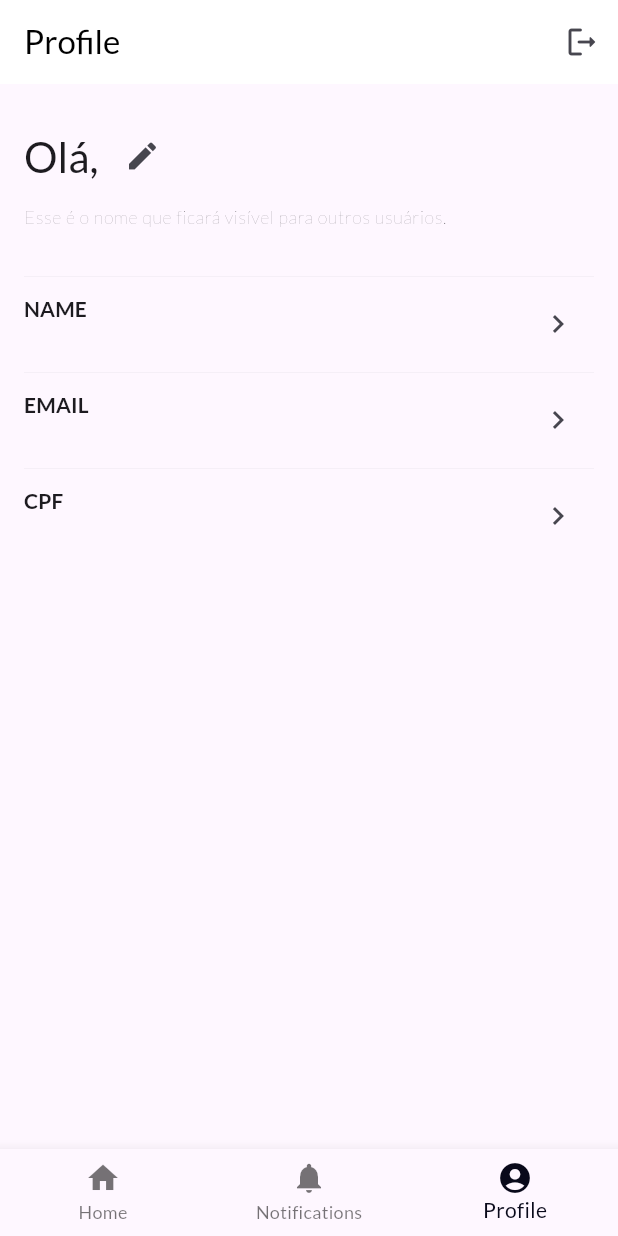
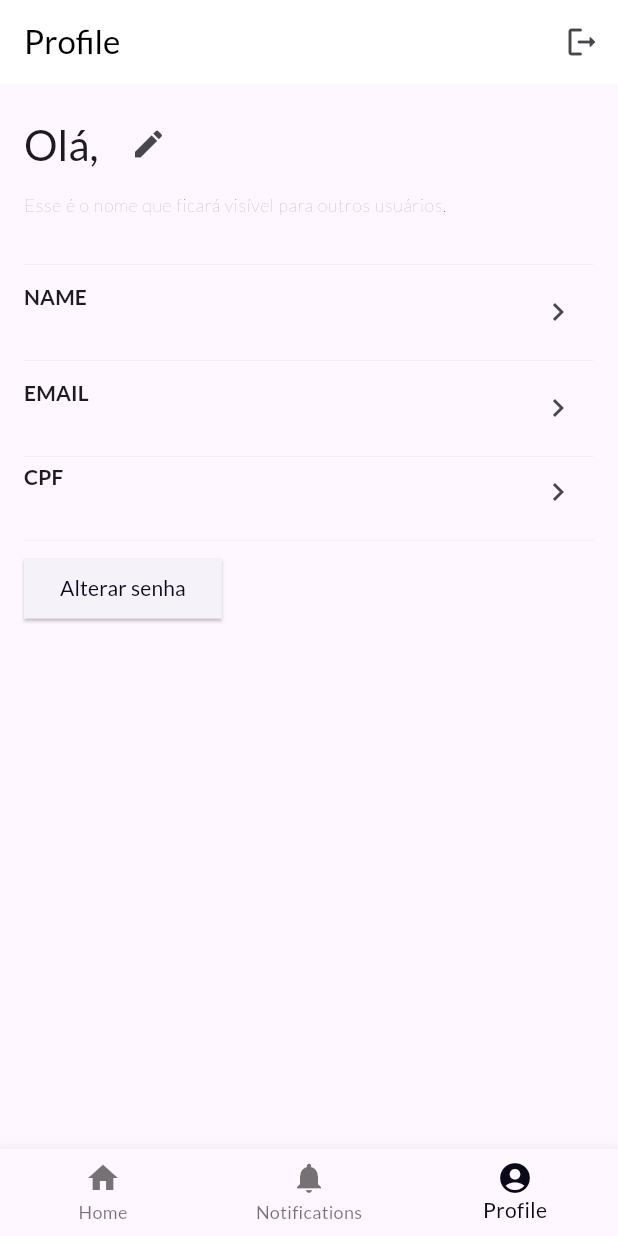
Before and after one commit to cesarfreitax/alerta_criminal, a Flutter app: the screen it shows once a user with an empty profile is signed in, item 3 of the bottom bar chosen, on a phone screen of 412 x 824 dp. Run offline on Flutter 3.47's test engine with Material 3 defaults, Android fonts, the phone set to English and light mode, and no system bars; drawn by our look-alikes of skeletonizer; our stand-ins replace cloud_firestore, email_validator, envied, firebase_auth, firebase_core, firebase_storage and 6 more; missing offline and left inert: validadores; accounts and stored records are empty; generated files the repository leaves out were written again.

Commit message:
add skeletize library

```diff
--- a/lib/features/home/widgets/crime_details_widget.dart
+++ b/lib/features/home/widgets/crime_details_widget.dart
@@ -34,7 +34,7 @@
         ),
         elevation: 20,
         child: Row(
-          spacing: 6,
+          // spacing: 6,
           children: [
             if (crime.imageUrl.isNotEmpty)
               ClipRRect(
@@ -53,6 +53,7 @@
                   ),
                 ),
               ),
+            const SizedBox(width: 6,),
             Expanded(
               child: Padding(
                 padding: const EdgeInsets.symmetric(vertical: 8, horizontal: 8),
--- a/lib/features/profile/screens/profile_screen.dart
+++ b/lib/features/profile/screens/profile_screen.dart
@@ -1,9 +1,13 @@
 import 'package:alerta_criminal/core/di/dependency_injection.dart';
 import 'package:alerta_criminal/core/providers/user_notifier.dart';
+import 'package:alerta_criminal/core/utils/auth_util.dart';
+import 'package:alerta_criminal/core/utils/message_util.dart';
+import 'package:alerta_criminal/core/utils/string_util.dart';
 import 'package:alerta_criminal/core/widgets/divisor_widget.dart';
 import 'package:alerta_criminal/features/profile/widgets/user_profile_label_widget.dart';
 import 'package:flutter/material.dart';
 import 'package:flutter_riverpod/flutter_riverpod.dart';
+import 'package:skeletonizer/skeletonizer.dart';
 
 final _userDataUseCase = DependencyInjection.userDataUseCase;
 
@@ -12,37 +16,39 @@
 
   @override
   Widget build(BuildContext context, WidgetRef ref) {
-
-
     final user = ref.watch(userProvider);
 
-    return user != null ? FutureBuilder(future: _userDataUseCase.getUserData(user.uid), builder: (context, snapshot) {
-
+    return user != null
+        ? FutureBuilder(
+            future: _userDataUseCase.getUserData(user.uid),
+            builder: (context, snapshot) {
               if (snapshot.connectionState == ConnectionState.waiting) {
-        return const Center(child: CircularProgressIndicator());
-      } else if (snapshot.hasError) {
-        return const Center(child: Text('Error loading user data.'));
+                return const SizedBox();
+              } if (snapshot.hasError) {
+                showSnackBarError(getStrings(context).couldNotGetUserDataErrorMessage, context);
               } else if (!snapshot.hasData || snapshot.data == null) {
-        return const Center(child: Text('User data not found.'));
+                showSnackBarError(getStrings(context).userNotFoundMessage, context);
               }
 
               final userData = snapshot.data;
 
-      return Padding(
-        padding: const EdgeInsets.symmetric(horizontal: 16, vertical: 8),
+              return Skeletonizer(
+                enabled: !snapshot.hasData,
+                child: Padding(
+                  padding:
+                      const EdgeInsets.symmetric(horizontal: 16, vertical: 8),
                   child: Column(
                     crossAxisAlignment: CrossAxisAlignment.start,
-          spacing: 8,
+                    // spacing: 8,
                     children: [
-            const SizedBox(
-              height: 8,
-            ),
+                      const SizedBox(height: 8),
                       Row(
                         children: [
                           Text(
                             "Olá, ",
                             style: Theme.of(context).textTheme.headlineMedium,
                           ),
+                          const SizedBox(width: 4,),
                           Text(
                             userData!.nickname,
                             style: Theme.of(context)
@@ -50,9 +56,11 @@
                                 .headlineLarge!
                                 .copyWith(fontWeight: FontWeight.bold),
                           ),
-                IconButton(onPressed: () {}, icon: const Icon(Icons.edit))
+                          IconButton(
+                              onPressed: () {}, icon: const Icon(Icons.edit))
                         ],
                       ),
+                      const SizedBox(height: 8),
                       Opacity(
                         opacity: 0.8,
                         child: Text(
@@ -62,27 +70,41 @@
                               ),
                         ),
                       ),
+                      const SizedBox(height: 8),
                       const SizedBox(
                         height: 16,
                       ),
+                      const SizedBox(height: 8),
                       const DivisorWidget(),
+                      const SizedBox(height: 8),
                       UserProfileLabelWidget(
                         label: "NAME",
                         text: userData.name,
                       ),
+                      const SizedBox(height: 8),
                       const DivisorWidget(),
+                      const SizedBox(height: 8),
                       UserProfileLabelWidget(
                         label: "EMAIL",
                         text: userData.email,
                       ),
+                      const SizedBox(height: 8),
                       const DivisorWidget(),
                       UserProfileLabelWidget(
                         label: "CPF",
                         text: userData.cpf,
                       ),
+                      const SizedBox(height: 8),
+                      const DivisorWidget(),
+                      const SizedBox(height: 8),
+                      ElevatedButton(onPressed: () {}, child: const Text("Alterar senha"), style: ElevatedButton.styleFrom(shape: BeveledRectangleBorder()),)
                     ],
                   ),
+                ),
               );
-    }) : const Center(child: Text(("No user logged in.")),);
+            })
+        : const Center(
+            child: Text(("No user logged in.")),
+          );
   }
 }
--- a/lib/features/profile/widgets/user_profile_label_widget.dart
+++ b/lib/features/profile/widgets/user_profile_label_widget.dart
@@ -13,7 +13,7 @@
       children: [
         Column(
           crossAxisAlignment: CrossAxisAlignment.start,
-          spacing: 4,
+          // spacing: 4,
           children: [
             Text(
               label,
@@ -22,6 +22,7 @@
                   .labelLarge!
                   .copyWith(fontWeight: FontWeight.bold),
             ),
+            const SizedBox(height: 4),
             Text(
               text,
               style: Theme.of(context).textTheme.labelMedium,
--- a/lib/features/splash/screens/splash_screen.dart
+++ b/lib/features/splash/screens/splash_screen.dart
@@ -1,4 +1,3 @@
-import 'package:flutter/cupertino.dart';
 import 'package:flutter/material.dart';
 
 class SplashScreen extends StatelessWidget {
--- a/lib/l10n/app_pt.arb
+++ b/lib/l10n/app_pt.arb
@@ -26,5 +26,7 @@
   "seeMoreDetails": "Ver mais detalhes",
   "today": "Hoje",
   "yesterday": "Ontem",
-  "hourSuffix": " às {hour}"
+  "hourSuffix": " às {hour}",
+  "couldNotGetUserDataErrorMessage": "Não foi possível trazer os dados do usuário. Tente novamente mais tarde...",
+  "userNotFoundMessage": "Dados do usuário não encontrados."
 }
```
Also changed, not shown: lib/features/home/screens/home_screen.dart (+14 -19 lines), lib/l10n/app_en.arb (+8 -0 lines), pubspec.yaml (+152 -0 lines). Lines whose indentation alone changed are shown as unchanged.
